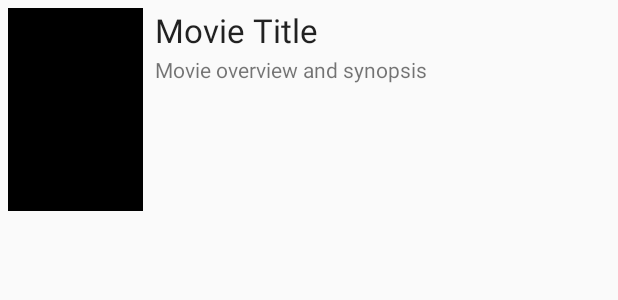
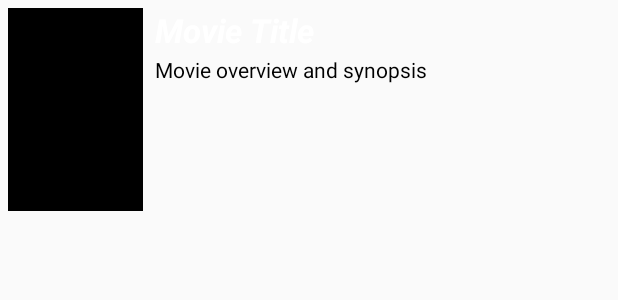
Before and after one commit to ajt025/FBU-Flixster, an Android app: the layout item_movie.xml on its own in the app's theme, with its tools: preview values and no code run, on a phone screen of 412 x 824 dp. Shown: the top 300 px of the screen. Run offline under Robolectric (Android 15) with nearby library versions, the phone set to English and light mode, and no system bars.

Commit message:
Recolored interface

```diff
--- a/app/src/main/res/layout-land/item_movie.xml
+++ b/app/src/main/res/layout-land/item_movie.xml
@@ -28,7 +28,8 @@
         android:layout_marginRight="8dp"
         android:text="Movie Title"
         android:textAppearance="@style/TextAppearance.AppCompat.Large"
-        android:textColor="#000000"
+        android:textColor="#FFFFFF"
+        android:textStyle="bold|italic"
         app:layout_constraintEnd_toEndOf="parent"
         app:layout_constraintHorizontal_bias="0.0"
         app:layout_constraintStart_toEndOf="@+id/ivBackdropImage"
@@ -44,6 +45,7 @@
         android:layout_marginEnd="8dp"
         android:layout_marginRight="8dp"
         android:text="Movie overview and synopsis"
+        android:textColor="#000000"
         app:layout_constraintEnd_toEndOf="parent"
         app:layout_constraintHorizontal_bias="0.0"
         app:layout_constraintStart_toEndOf="@+id/ivBackdropImage"
--- a/app/src/main/res/layout/activity_movie_list.xml
+++ b/app/src/main/res/layout/activity_movie_list.xml
@@ -16,5 +16,6 @@
         android:layout_alignParentTop="true"
         android:layout_marginStart="0dp"
         android:layout_marginLeft="0dp"
-        android:layout_marginTop="0dp" />
+        android:layout_marginTop="0dp"
+        android:background="#CB0E2830" />
 </RelativeLayout>
--- a/app/src/main/res/layout/item_movie.xml
+++ b/app/src/main/res/layout/item_movie.xml
@@ -28,7 +28,9 @@
         android:layout_marginLeft="98dp"
         android:layout_marginTop="0dp"
         android:text="Movie Title"
-        android:textAppearance="@style/TextAppearance.AppCompat.Large" />
+        android:textAppearance="@style/TextAppearance.AppCompat.Large"
+        android:textColor="#FFFFFF"
+        android:textStyle="bold|italic" />
 
     <TextView
         android:id="@+id/tvOverview"
@@ -40,5 +42,6 @@
         android:layout_marginStart="98dp"
         android:layout_marginLeft="98dp"
         android:layout_marginTop="2dp"
-        android:text="Movie overview and synopsis" />
+        android:text="Movie overview and synopsis"
+        android:textColor="#000000" />
 </RelativeLayout>
```
